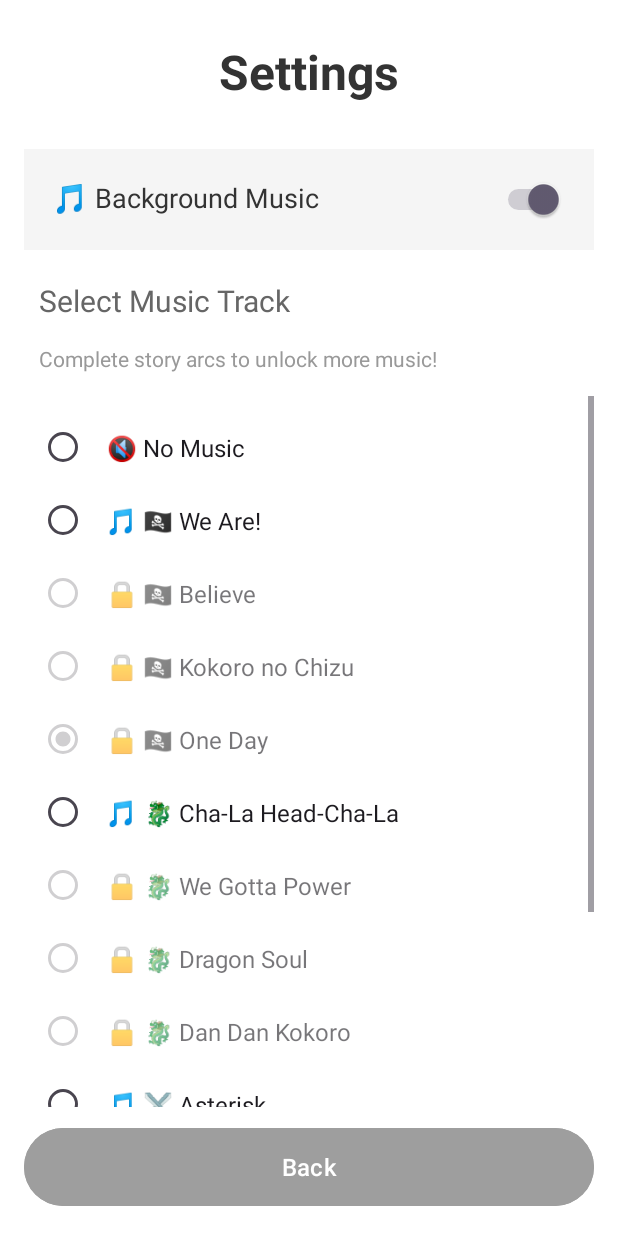
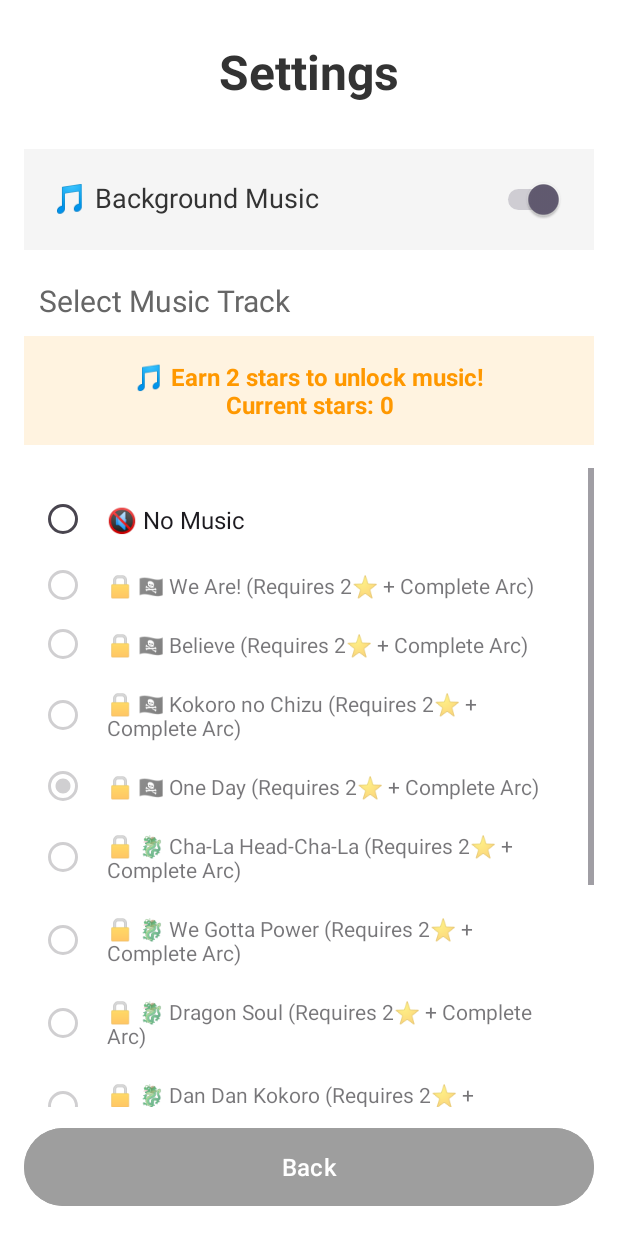
Before and after one commit to wyntheprogrammer/Slidr, an Android app: the MainActivity screen opened directly, with no data from a screen before it, after a tap on "Music Settings", on a phone screen of 412 x 824 dp. Run offline under Robolectric (Android 15) with nearby library versions, the phone set to English and light mode, and no system bars; our stand-ins replace Room's generated code.

Commit message:
Added success ui for story mode, Fix statistics of each user.

```diff
--- a/app/src/main/java/com/example/slidr/MainActivity.java
+++ b/app/src/main/java/com/example/slidr/MainActivity.java
@@ -22,8 +22,10 @@ public class MainActivity extends AppCompatActivity {
     private TextView starsText;
     private FrameLayout storyModeFrame;
     private ImageButton musicButton, profileButton;
+    private Button storyModeBtn;
     private GameSettings settings;
     private User currentUser;
+    private boolean isGuestMode = false;
 
     @Override
     protected void onCreate(Bundle savedInstanceState) {
@@ -36,9 +38,9 @@ public class MainActivity extends AppCompatActivity {
         storyModeFrame = findViewById(R.id.storyModeFrame);
         musicButton = findViewById(R.id.btnMusicFloat);
         profileButton = findViewById(R.id.btnProfileFloat);
+        storyModeBtn = findViewById(R.id.btnStoryMode);
 
         Button classicBtn = findViewById(R.id.btnClassic);
-        Button storyModeBtn = findViewById(R.id.btnStoryMode);
         Button onePieceBtn = findViewById(R.id.btnOnePiece);
         Button dragonBallBtn = findViewById(R.id.btnDragonBall);
         Button bleachBtn = findViewById(R.id.btnBleach);
@@ -56,9 +58,13 @@ public class MainActivity extends AppCompatActivity {
             startActivity(intent);
         });
 
-        // Story mode - show selection frame
+        // Story mode - show selection frame OR prompt login if guest
         storyModeBtn.setOnClickListener(v -> {
+            if (isGuestMode) {
+                showGuestModeDialog();
+            } else {
                 storyModeFrame.setVisibility(View.VISIBLE);
+            }
         });
 
         // Back from story selection
@@ -100,20 +106,11 @@ public class MainActivity extends AppCompatActivity {
             startActivity(intent);
         });
 
-        // Profile button - NEW: Open ProfileActivity
+        // Profile button
         profileButton.setOnClickListener(v -> {
             if (currentUser == null) {
                 // Guest mode - offer to login
-                new AlertDialog.Builder(this)
-                        .setTitle("Guest Mode")
-                        .setMessage("You're playing as a guest. Create an account to save your progress!")
-                        .setPositiveButton("Login", (dialog, which) -> {
-                            Intent intent = new Intent(this, LoginActivity.class);
-                            startActivity(intent);
-                            finish();
-                        })
-                        .setNegativeButton("Continue as Guest", null)
-                        .show();
+                showGuestModeDialog();
             } else {
                 // Open profile activity
                 Intent intent = new Intent(this, ProfileActivity.class);
@@ -145,6 +142,7 @@ public class MainActivity extends AppCompatActivity {
         loadTotalStars();
         loadUserInfo();
         updateMusicButton();
+        updateStoryModeButton();
     }
 
     @Override
@@ -158,15 +156,47 @@ public class MainActivity extends AppCompatActivity {
     private void loadUserInfo() {
         new Thread(() -> {
             currentUser = database.gameDao().getLoggedInUser();
+            isGuestMode = (currentUser == null);
+
             if (currentUser != null) {
                 // Initialize user data if they just logged in
                 AppDatabase.initializeUserData(database, currentUser.getId());
             }
+
+            runOnUiThread(this::updateStoryModeButton);
         }).start();
+    }
+
+    private void updateStoryModeButton() {
+        if (isGuestMode) {
+            storyModeBtn.setText("📖 Story Mode 🔒");
+            storyModeBtn.setAlpha(0.6f);
+        } else {
+            storyModeBtn.setText("📖 Story Mode");
+            storyModeBtn.setAlpha(1.0f);
+        }
+    }
+
+    private void showGuestModeDialog() {
+        new AlertDialog.Builder(this)
+                .setTitle("Login Required")
+                .setMessage("Story Mode is only available for registered users. Create an account to unlock Story Mode and save your progress!")
+                .setPositiveButton("Login / Register", (dialog, which) -> {
+                    Intent intent = new Intent(this, LoginActivity.class);
+                    startActivity(intent);
+                    finish();
+                })
+                .setNegativeButton("Continue as Guest", null)
+                .show();
     }
 
     private void loadTotalStars() {
         new Thread(() -> {
+            if (isGuestMode) {
+                runOnUiThread(() -> {
+                    starsText.setText("⭐ Guest Mode");
+                });
+            } else {
                 UserProgress progress = database.gameDao().getUserProgress();
                 if (progress != null) {
                     runOnUiThread(() -> {
@@ -176,6 +206,7 @@ public class MainActivity extends AppCompatActivity {
                     runOnUiThread(() -> {
                         starsText.setText("⭐ 0 Stars");
                     });
+                }
             }
         }).start();
     }
--- a/app/src/main/java/com/example/slidr/SettingsActivity.java
+++ b/app/src/main/java/com/example/slidr/SettingsActivity.java
@@ -13,6 +13,7 @@ import androidx.appcompat.app.AppCompatActivity;
 import com.example.slidr.database.AppDatabase;
 import com.example.slidr.database.GameSettings;
 import com.example.slidr.database.MusicTrack;
+import com.example.slidr.database.UserProgress;
 import com.example.slidr.utils.MusicManager;
 
 import java.util.List;
@@ -23,6 +24,7 @@ public class SettingsActivity extends AppCompatActivity {
     private Switch musicSwitch;
     private RadioGroup musicRadioGroup;
     private GameSettings settings;
+    private TextView unlockHintText;
 
     @Override
     protected void onCreate(Bundle savedInstanceState) {
@@ -34,6 +36,7 @@ public class SettingsActivity extends AppCompatActivity {
         TextView titleText = findViewById(R.id.tvSettingsTitle);
         musicSwitch = findViewById(R.id.switchMusic);
         musicRadioGroup = findViewById(R.id.radioGroupMusic);
+        unlockHintText = findViewById(R.id.tvUnlockHint);
         Button backBtn = findViewById(R.id.btnBack);
 
         loadSettings();
@@ -47,11 +50,9 @@ public class SettingsActivity extends AppCompatActivity {
                 musicRadioGroup.getChildAt(i).setEnabled(isChecked);
             }
 
-            // NEW: Handle music toggle
             if (!isChecked) {
                 MusicManager.stopMusic();
             } else {
-                // When turning music ON, start playing selected track
                 if (settings.getSelectedMusicId() != -1) {
                     new Thread(() -> {
                         MusicTrack track = database.gameDao().getMusicTrack(settings.getSelectedMusicId());
@@ -71,7 +72,6 @@ public class SettingsActivity extends AppCompatActivity {
     @Override
     protected void onResume() {
         super.onResume();
-        // Reload tracks to refresh unlock status
         loadMusicTracks();
     }
 
@@ -92,6 +92,8 @@ public class SettingsActivity extends AppCompatActivity {
     private void loadMusicTracks() {
         new Thread(() -> {
             List<MusicTrack> allTracks = database.gameDao().getAllMusicTracks();
+            UserProgress progress = database.gameDao().getUserProgress();
+            int totalStars = (progress != null) ? progress.getTotalStars() : 0;
 
             runOnUiThread(() -> {
                 musicRadioGroup.removeAllViews();
@@ -108,19 +110,33 @@ public class SettingsActivity extends AppCompatActivity {
                     noMusicBtn.setChecked(true);
                 }
 
+                // Update unlock hint
+                if (totalStars < 2) {
+                    unlockHintText.setText("🎵 Earn 2 stars to unlock music!\nCurrent stars: " + totalStars);
+                    unlockHintText.setVisibility(TextView.VISIBLE);
+                } else {
+                    unlockHintText.setText("🎵 Complete story arcs to unlock more music!");
+                    unlockHintText.setVisibility(TextView.VISIBLE);
+                }
+
                 // Add music tracks
                 for (MusicTrack track : allTracks) {
                     RadioButton radioButton = new RadioButton(this);
 
                     String lockIcon = track.isUnlocked() ? "🎵" : "🔒";
                     String storyEmoji = getStoryEmoji(track.getStoryMode());
-                    radioButton.setText(String.format("%s %s %s", lockIcon, storyEmoji, track.getTrackName()));
 
+                    String displayText = String.format("%s %s %s", lockIcon, storyEmoji, track.getTrackName());
+                    if (!track.isUnlocked()) {
+                        displayText += " (Requires 2⭐ + Complete Arc)";
+                    }
+
+                    radioButton.setText(displayText);
                     radioButton.setId(track.getId());
                     radioButton.setEnabled(track.isUnlocked() && settings.isMusicEnabled());
-                    radioButton.setClickable(track.isUnlocked()); // NEW: Prevent clicking locked tracks
-                    radioButton.setTextSize(16);
-                    radioButton.setPadding(20, 20, 20, 20);
+                    radioButton.setClickable(track.isUnlocked());
+                    radioButton.setTextSize(14);
+                    radioButton.setPadding(20, 15, 20, 15);
 
                     if (settings.getSelectedMusicId() == track.getId()) {
                         radioButton.setChecked(true);
@@ -134,7 +150,6 @@ public class SettingsActivity extends AppCompatActivity {
                     saveSettings();
 
                     if (checkedId != -1) {
-                        // NEW: Preview the selected music
                         new Thread(() -> {
                             MusicTrack selected = database.gameDao().getMusicTrack(checkedId);
                             if (selected != null) {
@@ -171,6 +186,5 @@ public class SettingsActivity extends AppCompatActivity {
     @Override
     protected void onDestroy() {
         super.onDestroy();
-        // Don't stop music here - let it continue to other activities
     }
 }
--- a/app/src/main/java/com/example/slidr/database/GameDao.java
+++ b/app/src/main/java/com/example/slidr/database/GameDao.java
@@ -35,39 +35,47 @@ public interface GameDao {
     @Query("SELECT * FROM users WHERE id = :userId LIMIT 1")
     User getUserById(int userId);
 
-    // Game History
+    // Game History - Now per user
     @Insert
     void insertGame(GameHistory game);
 
-    @Query("SELECT * FROM game_history ORDER BY timestamp DESC")
+    @Query("SELECT * FROM game_history WHERE userId = :userId ORDER BY timestamp DESC")
+    List<GameHistory> getAllGamesByUser(int userId);
+
+    // Get current logged-in user's game history
+    @Query("SELECT gh.* FROM game_history gh INNER JOIN users u ON gh.userId = u.id WHERE u.isLoggedIn = 1 ORDER BY gh.timestamp DESC")
     List<GameHistory> getAllGames();
 
-    @Query("SELECT * FROM game_history WHERE gridSize = :gridSize ORDER BY timestamp DESC LIMIT 10")
+    @Query("SELECT gh.* FROM game_history gh INNER JOIN users u ON gh.userId = u.id WHERE u.isLoggedIn = 1 AND gh.gridSize = :gridSize ORDER BY gh.timestamp DESC LIMIT 10")
     List<GameHistory> getRecentGamesBySize(int gridSize);
 
-    @Query("SELECT * FROM game_history WHERE completed = 1 AND gridSize = :gridSize ORDER BY moves ASC LIMIT 1")
+    @Query("SELECT gh.* FROM game_history gh INNER JOIN users u ON gh.userId = u.id WHERE u.isLoggedIn = 1 AND gh.completed = 1 AND gh.gridSize = :gridSize ORDER BY gh.moves ASC LIMIT 1")
     GameHistory getBestGameByMoves(int gridSize);
 
-    @Query("SELECT * FROM game_history WHERE completed = 1 AND gridSize = :gridSize ORDER BY timeInSeconds ASC LIMIT 1")
+    @Query("SELECT gh.* FROM game_history gh INNER JOIN users u ON gh.userId = u.id WHERE u.isLoggedIn = 1 AND gh.completed = 1 AND gh.gridSize = :gridSize ORDER BY gh.timeInSeconds ASC LIMIT 1")
     GameHistory getBestGameByTime(int gridSize);
 
-    @Query("DELETE FROM game_history")
+    @Query("DELETE FROM game_history WHERE userId IN (SELECT id FROM users WHERE isLoggedIn = 1)")
     void deleteAllGames();
 
-    // Statistics
+    // Statistics - Now per user
     @Insert
     void insertStatistics(Statistics statistics);
 
     @Update
     void updateStatistics(Statistics statistics);
 
-    @Query("SELECT * FROM statistics WHERE gridSize = :gridSize")
+    @Query("SELECT * FROM statistics WHERE userId = :userId AND gridSize = :gridSize LIMIT 1")
+    Statistics getStatisticsByUser(int userId, int gridSize);
+
+    // Get current logged-in user's statistics
+    @Query("SELECT s.* FROM statistics s INNER JOIN users u ON s.userId = u.id WHERE u.isLoggedIn = 1 AND s.gridSize = :gridSize LIMIT 1")
     Statistics getStatistics(int gridSize);
 
-    @Query("SELECT * FROM statistics")
+    @Query("SELECT s.* FROM statistics s INNER JOIN users u ON s.userId = u.id WHERE u.isLoggedIn = 1")
     List<Statistics> getAllStatistics();
 
-    @Query("DELETE FROM statistics")
+    @Query("DELETE FROM statistics WHERE userId IN (SELECT id FROM users WHERE isLoggedIn = 1)")
     void deleteAllStatistics();
 
     // User Progress (Stars) - Now per user
--- a/app/src/main/res/layout/activity_settings.xml
+++ b/app/src/main/res/layout/activity_settings.xml
@@ -49,17 +49,22 @@
         android:text="Select Music Track"
         android:textSize="20sp"
         android:textColor="#666666"
-        android:layout_marginBottom="15dp"
+        android:layout_marginBottom="10dp"
         android:paddingStart="10dp"/>
 
     <TextView
-        android:layout_width="wrap_content"
+        android:id="@+id/tvUnlockHint"
+        android:layout_width="match_parent"
         android:layout_height="wrap_content"
-        android:text="Complete story arcs to unlock more music!"
-        android:textSize="14sp"
-        android:textColor="#999999"
+        android:text="🎵 Earn 2 stars to unlock music!"
+        android:textSize="16sp"
+        android:textColor="#FF9800"
+        android:textStyle="bold"
+        android:textAlignment="center"
+        android:padding="16dp"
+        android:background="#FFF3E0"
         android:layout_marginBottom="15dp"
-        android:paddingStart="10dp"/>
+        android:visibility="visible"/>
 
     <ScrollView
         android:layout_width="match_parent"
```
Also changed, not shown: app/src/main/java/com/example/slidr/GameActivity.java (+22 -11 lines), app/src/main/java/com/example/slidr/ImageGameActivity.java (+68 -22 lines), app/src/main/java/com/example/slidr/database/AppDatabase.java (+7 -7 lines), app/src/main/java/com/example/slidr/database/GameHistory.java (+6 -1 lines), app/src/main/java/com/example/slidr/database/Statistics.java (+12 -2 lines), app/src/main/res/layout/dialog_success.xml (added, +93 -0 lines). Lines whose indentation alone changed are shown as unchanged.
